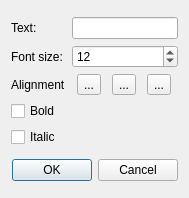
Qt form graphics/vsrtl_labeleditdialog.ui (mortbopet/VSRTL) before a commit.
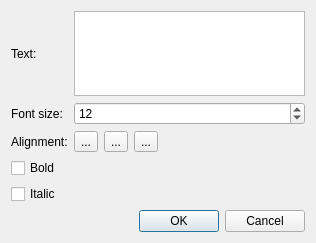
The same form after that commit.

Commit message: Refactor Label to be based on QGraphicsTextItem

What changed in the file:
```diff
--- a/graphics/vsrtl_labeleditdialog.ui
+++ b/graphics/vsrtl_labeleditdialog.ui
@@ -6,8 +6,8 @@
    <rect>
     <x>0</x>
     <y>0</y>
-    <width>189</width>
-    <height>198</height>
+    <width>316</width>
+    <height>243</height>
    </rect>
   </property>
   <property name="windowTitle">
@@ -36,9 +36,6 @@
        </property>
       </widget>
      </item>
-     <item row="0" column="1">
-      <widget class="QLineEdit" name="text"/>
-     </item>
      <item row="3" column="0">
       <widget class="QCheckBox" name="bold">
        <property name="text">
@@ -63,7 +60,7 @@
      <item row="2" column="0">
       <widget class="QLabel" name="label_3">
        <property name="text">
-        <string>Alignment</string>
+        <string>Alignment:</string>
        </property>
       </widget>
      </item>
@@ -99,8 +96,24 @@
          </property>
         </widget>
        </item>
+       <item>
+        <spacer name="horizontalSpacer">
+         <property name="orientation">
+          <enum>Qt::Horizontal</enum>
+         </property>
+         <property name="sizeHint" stdset="0">
+          <size>
+           <width>40</width>
+           <height>20</height>
+          </size>
+         </property>
+        </spacer>
+       </item>
       </layout>
      </item>
+     <item row="0" column="1">
+      <widget class="QTextEdit" name="text"/>
+     </item>
     </layout>
    </item>
    <item row="1" column="0">
```
The commit also changes 4 other files.
